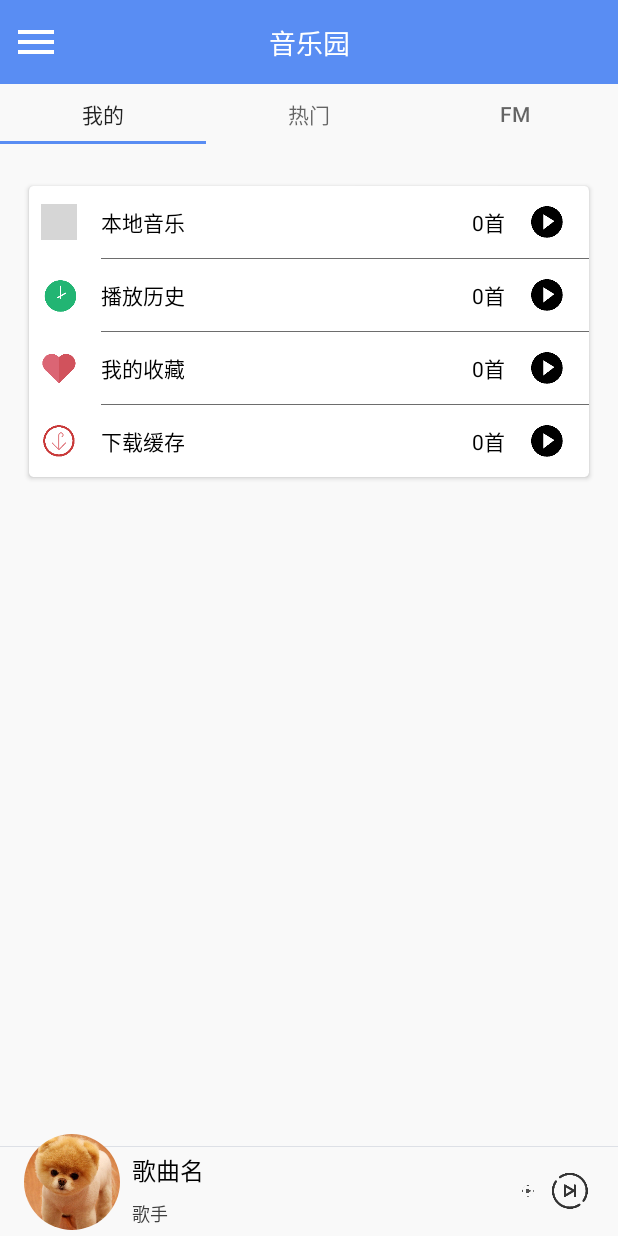
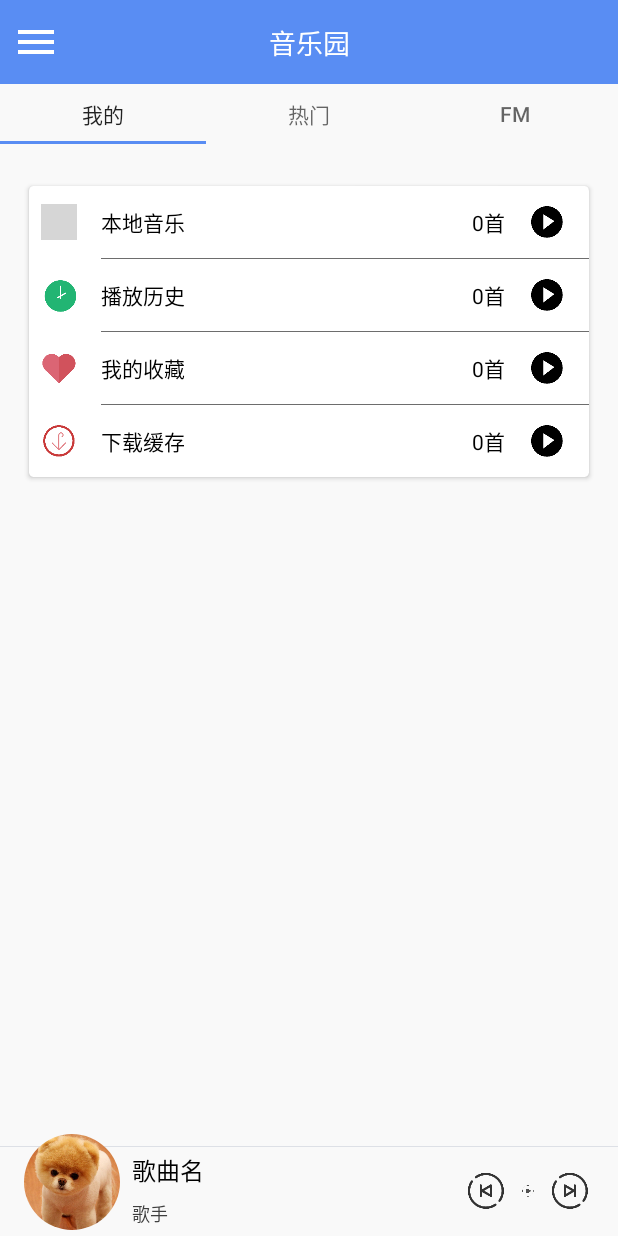
Before and after one commit to Longxiongzaizhe/MyPlayer, an Android app: the screen it shows after launch (MainActivity), on a phone screen of 412 x 824 dp. Run offline under Robolectric (Android 15) with nearby library versions, the phone set to English and light mode, and no system bars; our stand-ins replace ButterKnife, CircleImageView; libraries missing offline, so code that uses them is left out: com.orhanobut.logger; 10 statements that could not run were skipped; grey boxes are pictures that could not be loaded.

Commit message:
上一首 动画修改

```diff
--- a/app/src/main/java/wj/com/myplayer/View/Fragment/PlayFragment.java
+++ b/app/src/main/java/wj/com/myplayer/View/Fragment/PlayFragment.java
@@ -3,6 +3,7 @@ package wj.com.myplayer.View.Fragment;
 import android.view.View;
 import android.view.animation.Animation;
 import android.view.animation.AnimationUtils;
+import android.view.animation.LinearInterpolator;
 import android.widget.ImageView;
 import android.widget.TextView;
 
@@ -23,6 +24,7 @@ public class PlayFragment extends BaseFragment implements View.OnClickListener,
     private TextView mMusicAuthorTv;
     private ImageView mMusicPlayIv;
     private ImageView mMusicNextIv;
+    private ImageView mMusicPreIv;
     private ImageView mMusicAblumsIv;
     private MediaEntity currentEntity;
     private MusicBean musicBean;
@@ -53,9 +55,12 @@ public class PlayFragment extends BaseFragment implements View.OnClickListener,
         mMusicAuthorTv = view.findViewById(R.id.main_music_author);
         mMusicAblumsIv = view.findViewById(R.id.main_music_albums);
         mMusicNextIv = view.findViewById(R.id.main_next);
+        mMusicPreIv = view.findViewById(R.id.main_previous);
         animation = AnimationUtils.loadAnimation(getContext(),R.anim.view_rotate);
+        animation.setInterpolator(new LinearInterpolator());
         mMusicPlayIv.setOnClickListener(this);
         mMusicNextIv.setOnClickListener(this);
+        mMusicPreIv.setOnClickListener(this);
 
     }
 
@@ -93,6 +98,18 @@ public class PlayFragment extends BaseFragment implements View.OnClickListener,
             }else {
                 mBinder.play(service.getPlayList().get(0));
                 service.setPosition(0);
+            }
+        } else if (v == mMusicPreIv){
+            if (service.getPlayList() == null){
+                return;
+            }
+
+            if ( service.getPosition() != 0){
+                mBinder.play(service.getPlayList().get(service.getPosition()- 1));
+                service.setPosition(service.getPosition() - 1);
+            } else {
+                mBinder.play(service.getPlayList().get(service.getPlayList().size() - 1));
+                service.setPosition(service.getPlayList().size() - 1);
             }
         }
 
--- a/app/src/main/res/layout/activity_local_music.xml
+++ b/app/src/main/res/layout/activity_local_music.xml
@@ -11,7 +11,8 @@
         android:id="@+id/local_music_rv"
         android:layout_width="match_parent"
         android:layout_height="0dp"
-        android:layout_weight="1">
+        android:layout_weight="1"
+        android:layoutAnimation="@anim/rv_item_in">
 
     </android.support.v7.widget.RecyclerView>
 
--- a/app/src/main/res/layout/main_play_layout.xml
+++ b/app/src/main/res/layout/main_play_layout.xml
@@ -51,6 +51,16 @@
         android:text="歌手"/>
 
     <ImageView
+        android:id="@+id/main_previous"
+        android:layout_width="32dp"
+        android:layout_height="32dp"
+        android:layout_marginEnd="8dp"
+        android:src="@drawable/icon_previous"
+        app:layout_constraintBottom_toBottomOf="parent"
+        app:layout_constraintEnd_toStartOf="@+id/main_play"
+        app:layout_constraintTop_toTopOf="@+id/play_frag_line" />
+
+    <ImageView
         android:id="@+id/main_play"
         android:layout_width="@dimen/dp_40"
         android:layout_height="40dp"
@@ -64,10 +74,10 @@
         android:id="@+id/main_next"
         android:layout_width="32dp"
         android:layout_height="32dp"
-        android:layout_marginEnd="16dp"
+        android:layout_marginStart="8dp"
         android:src="@drawable/icon_next"
         app:layout_constraintBottom_toBottomOf="parent"
-        app:layout_constraintEnd_toEndOf="parent"
+        app:layout_constraintStart_toEndOf="@+id/main_play"
         app:layout_constraintTop_toTopOf="@+id/play_frag_line" />
 
 </android.support.constraint.ConstraintLayout>
```
Also changed, not shown: app/src/main/res/anim/right_in.xml (added, +10 -0 lines), app/src/main/res/anim/rv_item_in.xml (added, +7 -0 lines), app/src/main/res/drawable-xxhdpi/icon_previous.png (added).
